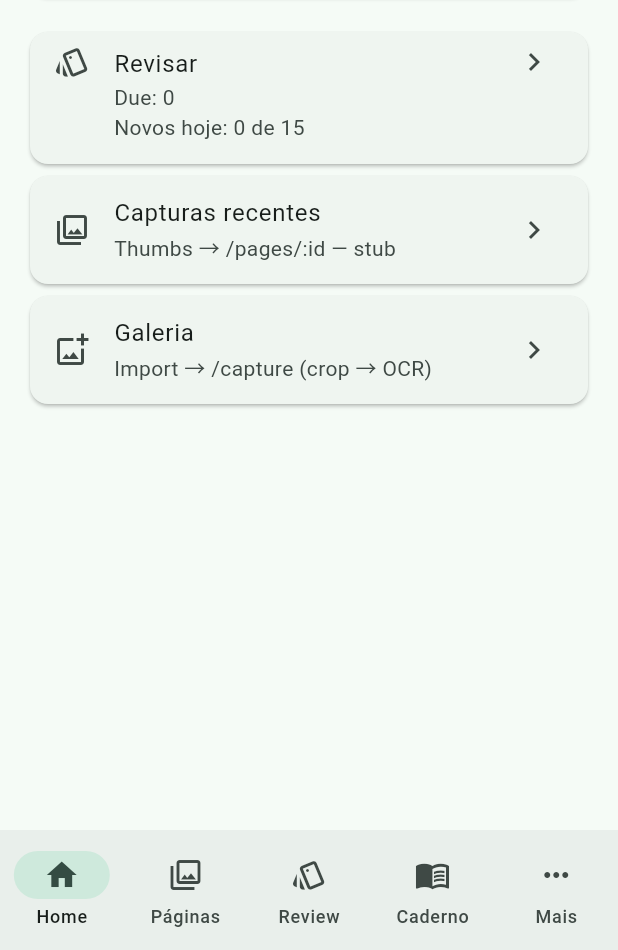
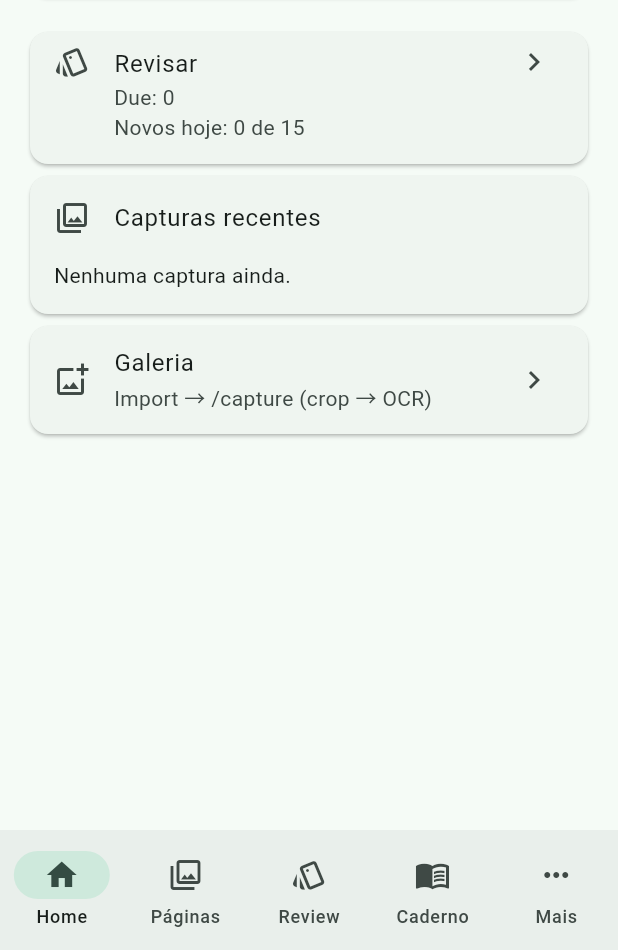
Before and after one commit to murilinhoPs/MangaJP, a Flutter app: the screen it shows after launch, on a phone screen of 412 x 824 dp, the part 286-1236 px from its top. Run offline on Flutter 3.47's test engine with Material 3 defaults, Android fonts, the phone set to English and light mode, and no system bars; our stand-ins replace drift, drift_flutter, flutter_riverpod, freezed_annotation, go_router, image_picker and 1 more; missing offline and left inert: receive_sharing_intent, sqlite3; accounts and stored records are empty; generated files the repository leaves out were written again.

Commit message:
M1.16: Capturas recentes thumbs on Home (#29)
On /home, below Revisar, Capturas recentes shows up to 6 recent pages (created_at desc). Tap opens /pages/:id; empty state when none. Thumbs are placeholders (image bytes not persisted).

Co-authored-by: Cursor Agent <cursoragent@cursor.com>

```diff
--- a/lib/features/home/presentation/home_page.dart
+++ b/lib/features/home/presentation/home_page.dart
@@ -2,18 +2,23 @@ import 'package:flutter/material.dart';
 import 'package:flutter_riverpod/flutter_riverpod.dart';
 
 import '../../../core/router/routes.dart';
+import '../../pages/domain/page.dart';
 import '../../review/domain/home_review_counts.dart';
 import '../../review/domain/new_per_day.dart';
 import 'home_controller.dart';
 
-/// Keys for `/home` (Revisar block).
+/// Keys for `/home` (Revisar + Capturas recentes).
 abstract final class HomeKeys {
   static const review = Key('home-review');
   static const due = Key('home-review-due');
   static const newToday = Key('home-review-new-today');
+  static const recentCaptures = Key('home-recent-captures');
+  static const recentEmpty = Key('home-recent-empty');
+
+  static Key recentThumb(String pageId) => Key('home-recent-thumb-$pageId');
 }
 
-/// `/home` — **Revisar** (due + novos hoje) plus stub IA blocks.
+/// `/home` — **Revisar** (due + novos hoje), **Capturas recentes**, Galeria stub.
 class HomePage extends ConsumerWidget {
   const HomePage({super.key});
 
@@ -21,6 +26,7 @@ class HomePage extends ConsumerWidget {
   Widget build(BuildContext context, WidgetRef ref) {
     final hello = ref.watch(helloMetaProvider);
     final counts = ref.watch(homeReviewCountsProvider);
+    final recent = ref.watch(homeRecentPagesProvider);
 
     return ListView(
       padding: const EdgeInsets.all(16),
@@ -54,12 +60,7 @@ class HomePage extends ConsumerWidget {
           counts: counts.asData?.value,
           onTap: () => const ReviewRoute().go(context),
         ),
-        _StubBlock(
-          title: 'Capturas recentes',
-          subtitle: 'Thumbs → /pages/:id — stub',
-          icon: Icons.photo_library_outlined,
-          onTap: () => const PagesRoute().go(context),
-        ),
+        _RecentCapturesBlock(pages: recent.asData?.value),
         _StubBlock(
           title: 'Galeria',
           subtitle: 'Import → /capture (crop → OCR)',
@@ -105,6 +106,91 @@ class _ReviewBlock extends StatelessWidget {
   }
 }
 
+/// Always-visible **Capturas recentes**. Page image bytes are not persisted
+/// (only `pages.sha256`); thumbs are tappable placeholders to `/pages/:id`.
+class _RecentCapturesBlock extends StatelessWidget {
+  const _RecentCapturesBlock({required this.pages});
+
+  final List<MangaPage>? pages;
+
+  @override
+  Widget build(BuildContext context) {
+    return Card(
+      key: HomeKeys.recentCaptures,
+      child: Padding(
+        padding: const EdgeInsets.only(bottom: 12),
+        child: Column(
+          crossAxisAlignment: CrossAxisAlignment.stretch,
+          children: [
+            const ListTile(
+              leading: Icon(Icons.photo_library_outlined),
+              title: Text('Capturas recentes'),
+            ),
+            Padding(
+              padding: const EdgeInsets.fromLTRB(16, 0, 16, 4),
+              child: _body(context),
+            ),
+          ],
+        ),
+      ),
+    );
+  }
+
+  Widget _body(BuildContext context) {
+    final items = pages;
+    if (items == null) {
+      return const Padding(
+        padding: EdgeInsets.symmetric(vertical: 8),
+        child: Center(child: CircularProgressIndicator()),
+      );
+    }
+    if (items.isEmpty) {
+      return const Text('Nenhuma captura ainda.', key: HomeKeys.recentEmpty);
+    }
+    return Wrap(
+      spacing: 8,
+      runSpacing: 8,
+      children: [
+        for (final page in items)
+          SizedBox(
+            width: 80,
+            height: 104,
+            child: _RecentThumb(
+              pageId: page.id,
+              onTap: () => PageDetailRoute(id: page.id).go(context),
+            ),
+          ),
+      ],
+    );
+  }
+}
+
+class _RecentThumb extends StatelessWidget {
+  const _RecentThumb({required this.pageId, required this.onTap});
+
+  final String pageId;
+  final VoidCallback onTap;
+
+  @override
+  Widget build(BuildContext context) {
+    final scheme = Theme.of(context).colorScheme;
+    return Material(
+      color: scheme.surfaceContainerHighest,
+      borderRadius: BorderRadius.circular(8),
+      child: InkWell(
+        key: HomeKeys.recentThumb(pageId),
+        onTap: onTap,
+        borderRadius: BorderRadius.circular(8),
+        child: SizedBox.expand(
+          child: Center(
+            child: Icon(Icons.photo_outlined, color: scheme.onSurfaceVariant),
+          ),
+        ),
+      ),
+    );
+  }
+}
+
 class _StubBlock extends StatelessWidget {
   const _StubBlock({
     required this.title,
--- /dev/null
+++ b/lib/features/pages/domain/recent_pages.dart
@@ -0,0 +1,4 @@
+/// Home **Capturas recentes** cap (not the full `/pages` gallery).
+abstract final class RecentPages {
+  static const int limit = 6;
+}
```
Also changed, not shown: lib/core/database/daos/pages_dao.dart (+7 -0 lines), lib/features/home/presentation/home_controller.dart (+27 -0 lines), lib/features/pages/data/pages_repository.dart (+13 -0 lines), lib/features/home/presentation/home_controller.g.dart, 2 other files.
